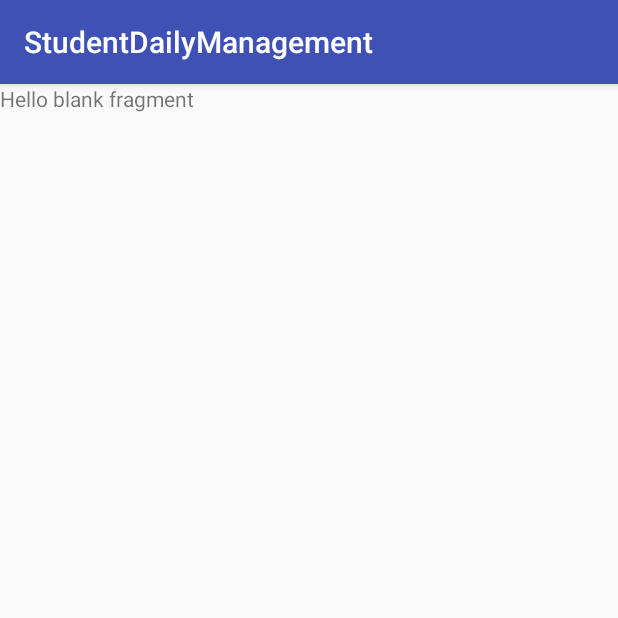
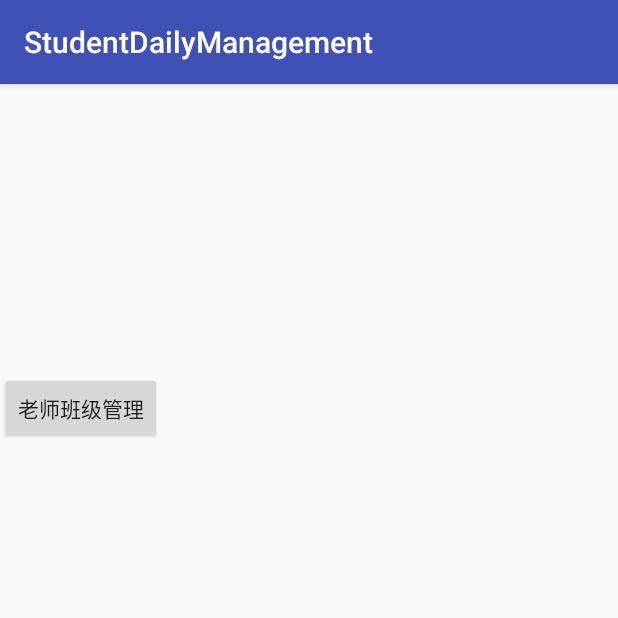
Before and after one commit to jingbeibei/StudentDailyManagement, an Android app: the fragment HomeFragment shown on its own in the app's theme, on a phone screen of 412 x 824 dp, the top half of it. Run offline under Robolectric (Android 15) with nearby library versions, the phone set to English and light mode, and no system bars; our stand-ins replace Picasso; pictures from the network do not load.

Commit message:
添加教师班级管理测试

```diff
--- a/app/build.gradle
+++ b/app/build.gradle
@@ -31,6 +31,8 @@ dependencies {
     //bmob-push：Bmob的推送包
     //bmob-sms ：Bmob单独为短信服务提供的包
     //如果你想应用能够兼容Android6.0，请添加此依赖(org.apache.http.legacy.jar)
+
+
     compile 'com.android.support.constraint:constraint-layout:1.0.2'
     compile 'cn.bmob.android:bmob-sdk:3.5.0'
     compile 'cn.bmob.android:bmob-push:0.8'
@@ -41,5 +43,4 @@ dependencies {
     compile 'com.android.support:appcompat-v7:25.3.0'
     compile 'com.squareup.picasso:picasso:2.5.2'
     testCompile 'junit:junit:4.12'
-
 }
--- a/app/src/main/AndroidManifest.xml
+++ b/app/src/main/AndroidManifest.xml
@@ -32,8 +32,8 @@
         <activity android:name=".ui.MainActivity" />
         <activity android:name=".ui.LoginAndRegisterActivity" />
         <activity android:name=".ui.LoginActivity" />
-        <activity android:name=".ui.RegisterActivity"></activity>
-
+        <activity android:name=".ui.RegisterActivity" />
+        <activity android:name=".ui.home.ClassManageActivity"></activity>
     </application>
 
 </manifest>
--- a/app/src/main/java/com/nuc/jingbeibei/studentdailymanagement/ui/SplashActivity.java
+++ b/app/src/main/java/com/nuc/jingbeibei/studentdailymanagement/ui/SplashActivity.java
@@ -17,8 +17,10 @@ public class SplashActivity extends AppCompatActivity {
     @Override
     protected void onCreate(Bundle savedInstanceState) {
         super.onCreate(savedInstanceState);
-        SharedPreferences sp = getSharedPreferences("service", 0);
-        if (sp.getBoolean("isStart", false)) {
+//        SharedPreferences sp = getSharedPreferences("service", 0);
+        SharedPreferences pref = getSharedPreferences("data", MODE_PRIVATE);
+        String objectId=pref.getString("objectid","");
+        if (objectId.equals("")) {
             startActivity(new Intent(this,LoginAndRegisterActivity.class));
             finish();
         } else {
--- a/app/src/main/java/com/nuc/jingbeibei/studentdailymanagement/ui/home/HomeFragment.java
+++ b/app/src/main/java/com/nuc/jingbeibei/studentdailymanagement/ui/home/HomeFragment.java
@@ -1,6 +1,7 @@
 package com.nuc.jingbeibei.studentdailymanagement.ui.home;
 
 
+import android.content.SharedPreferences;
 import android.os.Bundle;
 import android.support.annotation.Nullable;
 import android.support.design.widget.TabLayout;
@@ -10,22 +11,24 @@ import android.support.v4.view.ViewPager;
 import android.view.LayoutInflater;
 import android.view.View;
 import android.view.ViewGroup;
+import android.widget.Button;
 
 import com.nuc.jingbeibei.studentdailymanagement.R;
-import com.nuc.jingbeibei.studentdailymanagement.adapter.SimpleFragmentPagerAdapter;
-import com.nuc.jingbeibei.studentdailymanagement.app.ActivityCollector;
+import com.nuc.jingbeibei.studentdailymanagement.utils.IntentUtils;
 
 import static android.content.Context.MODE_PRIVATE;
 
 
 public class HomeFragment extends Fragment {
-    private SimpleFragmentPagerAdapter pagerAdapter;
-    private ViewPager viewPager;
-    private TabLayout tabLayout;
+
+    private SharedPreferences pref;
+    private Button idClassManagementBtn;
+
 
     @Override
     public void onCreate(@Nullable Bundle savedInstanceState) {
         super.onCreate(savedInstanceState);
+        pref = getActivity().getSharedPreferences("data", getContext().MODE_PRIVATE);
     }
 
     @Nullable
@@ -33,7 +36,22 @@ public class HomeFragment extends Fragment {
     public View onCreateView(LayoutInflater inflater, @Nullable ViewGroup container, @Nullable Bundle savedInstanceState) {
         View view = inflater.inflate(R.layout.fragment_home, container, false);
 
-
+        initView(view);
+initEvent();
         return view;
     }
+
+    private void initView(View view) {
+        idClassManagementBtn= (Button) view.findViewById(R.id.id_class_management_btn);
+    }
+
+    private void initEvent() {
+        idClassManagementBtn.setOnClickListener(new View.OnClickListener() {
+            @Override
+            public void onClick(View v) {
+                IntentUtils.doIntent(getActivity(),ClassManageActivity.class);
+            }
+        });
+    }
+
 }
--- a/app/src/main/res/layout/fragment_home.xml
+++ b/app/src/main/res/layout/fragment_home.xml
@@ -1,13 +1,21 @@
-<FrameLayout xmlns:android="http://schemas.android.com/apk/res/android"
+<LinearLayout
     xmlns:tools="http://schemas.android.com/tools"
+    xmlns:android="http://schemas.android.com/apk/res/android"
     android:layout_width="match_parent"
     android:layout_height="match_parent"
-    tools:context="com.nuc.jingbeibei.studentdailymanagement.ui.home.HomeFragment">
+    tools:context="com.nuc.jingbeibei.studentdailymanagement.ui.home.HomeFragment"
+    android:orientation="vertical">
+    <com.nuc.jingbeibei.studentdailymanagement.ui.home.ImageSlideshow.ImageSlideshow
+        android:id="@+id/is_gallery"
+        android:layout_width="match_parent"
+        android:layout_height="192dp">
 
-    <!-- TODO: Update blank fragment layout -->
-    <TextView
-        android:layout_width="match_parent"
-        android:layout_height="match_parent"
-        android:text="@string/hello_blank_fragment" />
+    </com.nuc.jingbeibei.studentdailymanagement.ui.home.ImageSlideshow.ImageSlideshow>
+<Button
+    android:id="@+id/id_class_management_btn"
+    android:layout_width="wrap_content"
+    android:layout_height="wrap_content"
+    android:text="老师班级管理"
+    />
 
-</FrameLayout>
+</LinearLayout>
```
Also changed, not shown: app/src/main/java/com/nuc/jingbeibei/studentdailymanagement/adapter/ClassAdapter.java (added, +78 -0 lines), app/src/main/java/com/nuc/jingbeibei/studentdailymanagement/adapter/ItemTouchHelperAdapter.java (added, +12 -0 lines), app/src/main/java/com/nuc/jingbeibei/studentdailymanagement/ui/home/ClassManageActivity.java (added, +45 -0 lines), app/src/main/java/com/nuc/jingbeibei/studentdailymanagement/ui/home/ItemTouchHelperCallback.java (added, +45 -0 lines), app/src/main/res/layout/activity_class_manage.xml (added, +20 -0 lines), app/src/main/res/layout/activity_splash.xml (+8 -3 lines), app/src/main/res/layout/item_test_layout.xml (added, +14 -0 lines).
